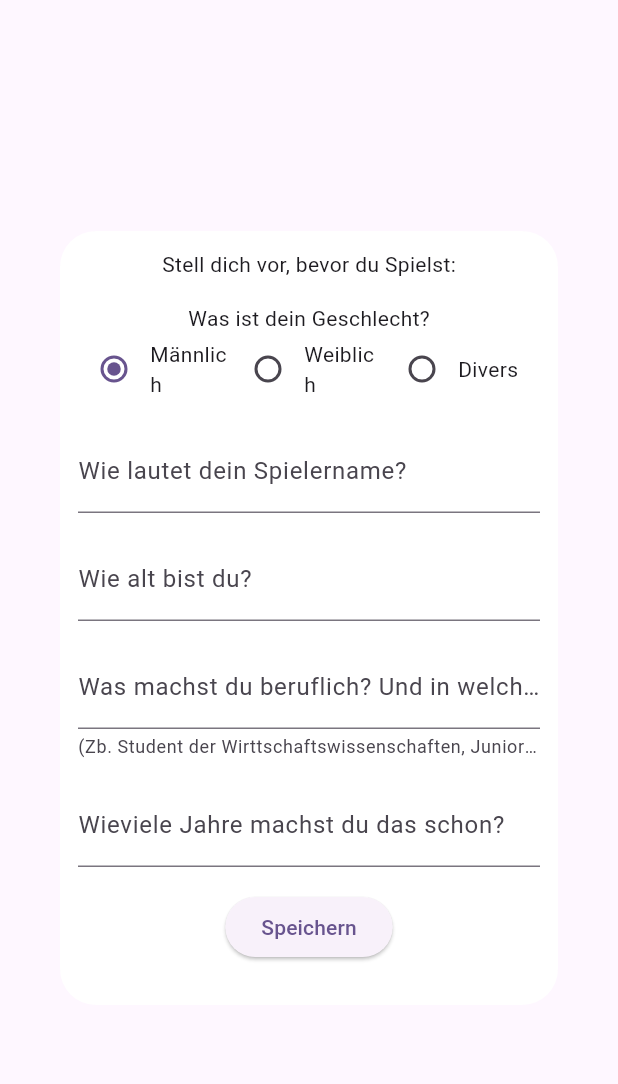
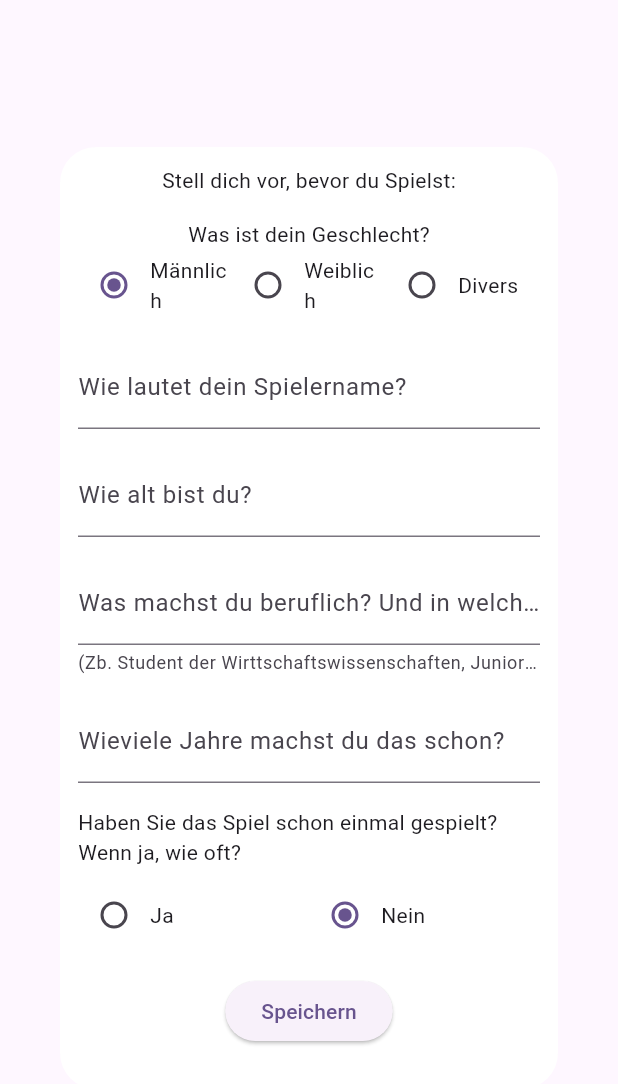
Before and after one commit to Mo92/unigame, a Flutter app: the ProfileDialog widget shown alone on an empty page, opened directly, on a phone screen of 412 x 824 dp. Shown: the top 1084 px of the screen. Run offline on Flutter 3.47's test engine with Material 3 defaults, Android fonts, the phone set to English and light mode, and no system bars; our stand-ins replace dio, equatable, flutter_bloc, googleapis_auth; missing offline and left inert: googleapis.

Commit message:
add games played to profile

```diff
--- a/lib/logic/game/models/profile_model.dart
+++ b/lib/logic/game/models/profile_model.dart
@@ -6,6 +6,7 @@ class ProfileModel extends Equatable {
   final String salutation;
   final int yearsOfExperience;
   final String jobTitle;
+  final String gamePlayed;
 
   const ProfileModel({
     required this.name,
@@ -13,6 +14,7 @@ class ProfileModel extends Equatable {
     required this.salutation,
     required this.yearsOfExperience,
     required this.jobTitle,
+    required this.gamePlayed,
   });
 
   @override
@@ -22,5 +24,6 @@ class ProfileModel extends Equatable {
         salutation,
         yearsOfExperience,
         jobTitle,
+        gamePlayed,
       ];
 }
--- a/lib/pages/game/profile_dialog.dart
+++ b/lib/pages/game/profile_dialog.dart
@@ -19,8 +19,10 @@ class _ProfileDialogState extends State<ProfileDialog> {
   final _ageController = TextEditingController();
   final _jobController = TextEditingController();
   final _yearsOfExperienceController = TextEditingController();
+  final _gamePlayedController = TextEditingController();
 
   int selectedSalutation = 0;
+  int gamePlayed = 1;
 
   @override
   Widget build(BuildContext context) {
@@ -146,6 +148,23 @@ class _ProfileDialogState extends State<ProfileDialog> {
                     ),
                   ),
                   SizedBox(height: 16),
+                  Text(
+                      'Haben Sie das Spiel schon einmal gespielt? Wenn ja, wie oft?'),
+                  SizedBox(height: 8),
+                  _buildGamePlayed(context),
+                  if (gamePlayed == 0)
+                    Padding(
+                      padding: const EdgeInsets.all(8.0),
+                      child: TextFormField(
+                        controller: _gamePlayedController,
+                        decoration: const InputDecoration(
+                          border: UnderlineInputBorder(),
+                          labelText: 'Bitte beschreiben',
+                        ),
+                        validator: gamePlayed == 0 ? Validators.required : null,
+                      ),
+                    ),
+                  SizedBox(height: 16),
                   ElevatedButton(
                     onPressed: () => save(context),
                     child: Text('Speichern'),
@@ -160,6 +179,47 @@ class _ProfileDialogState extends State<ProfileDialog> {
     );
   }
 
+  Widget _buildGamePlayed(BuildContext context) => Row(
+        children: [
+          Expanded(
+            flex: 1,
+            child: Row(
+              children: [
+                Radio<int>(
+                    value: 0,
+                    groupValue: gamePlayed,
+                    onChanged: (index) {
+                      setState(() {
+                        gamePlayed = index!;
+                      });
+                    }),
+                Expanded(
+                  child: Text('Ja'),
+                ),
+              ],
+            ),
+          ),
+          Expanded(
+            flex: 1,
+            child: Row(
+              children: [
+                Radio<int>(
+                    value: 1,
+                    groupValue: gamePlayed,
+                    onChanged: (index) {
+                      setState(() {
+                        gamePlayed = index!;
+                      });
+                    }),
+                Expanded(
+                  child: Text('Nein'),
+                ),
+              ],
+            ),
+          ),
+        ],
+      );
+
   save(BuildContext context) {
     if (_formKey.currentState?.validate() ?? false) {
       _formKey.currentState?.save();
@@ -170,6 +230,7 @@ class _ProfileDialogState extends State<ProfileDialog> {
         salutation: getSalutation(),
         yearsOfExperience: int.parse(_yearsOfExperienceController.text),
         jobTitle: _jobController.text,
+        gamePlayed: gamePlayed == 0 ? _gamePlayedController.text : 'Nein',
       );
 
       widget.gameBloc.add(SaveProfile(profile: profile));
```
